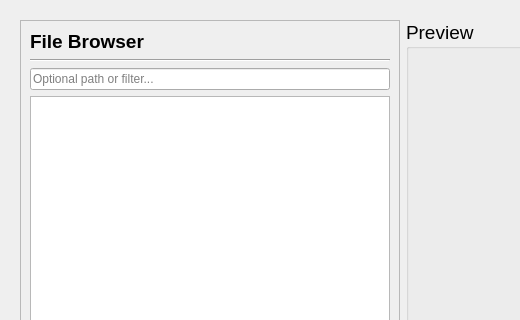
The window that progress/ui/forms/results/results.ui (sandialabs/snl-progress) describes before a commit, drawn with Qt 5; both pictures show x 0 to 520 and y 0 to 320 of the 1163 by 908 pixel window.
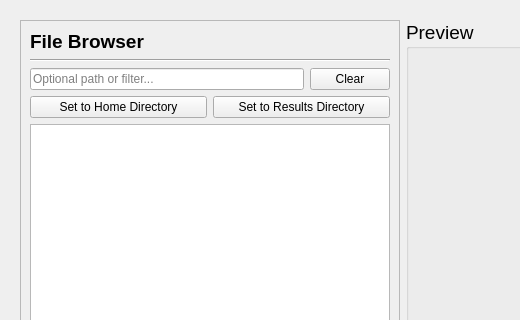
The same window after the commit.

Commit message: feat: added UI logic to both simulations and results page

Patch:
```diff
--- a/progress/ui/forms/results/results.ui
+++ b/progress/ui/forms/results/results.ui
@@ -25,6 +25,12 @@
      <layout class="QHBoxLayout" name="horizontalLayout_main">
       <item>
        <widget class="QFrame" name="frame_file_browser">
+        <property name="sizePolicy">
+         <sizepolicy hsizetype="Expanding" vsizetype="Preferred">
+          <horstretch>0</horstretch>
+          <verstretch>0</verstretch>
+         </sizepolicy>
+        </property>
         <property name="minimumSize">
          <size>
           <width>300</width>
@@ -69,10 +75,79 @@
           </widget>
          </item>
          <item>
-          <widget class="QLineEdit" name="lineEdit_path">
-           <property name="placeholderText">
-            <string>Optional path or filter...</string>
+          <widget class="QFrame" name="frame_file_path_search">
+           <property name="frameShape">
+            <enum>QFrame::NoFrame</enum>
            </property>
+           <property name="frameShadow">
+            <enum>QFrame::Plain</enum>
+           </property>
+           <layout class="QHBoxLayout" name="horizontalLayout">
+            <property name="leftMargin">
+             <number>0</number>
+            </property>
+            <property name="topMargin">
+             <number>0</number>
+            </property>
+            <property name="rightMargin">
+             <number>0</number>
+            </property>
+            <property name="bottomMargin">
+             <number>0</number>
+            </property>
+            <item>
+             <widget class="QLineEdit" name="lineEdit_path">
+              <property name="placeholderText">
+               <string>Optional path or filter...</string>
+              </property>
+             </widget>
+            </item>
+            <item>
+             <widget class="QPushButton" name="btn_clear_search">
+              <property name="text">
+               <string>Clear</string>
+              </property>
+             </widget>
+            </item>
+           </layout>
+          </widget>
+         </item>
+         <item>
+          <widget class="QFrame" name="frame_dir_options">
+           <property name="frameShape">
+            <enum>QFrame::NoFrame</enum>
+           </property>
+           <property name="frameShadow">
+            <enum>QFrame::Raised</enum>
+           </property>
+           <layout class="QHBoxLayout" name="horizontalLayout_2">
+            <property name="leftMargin">
+             <number>0</number>
+            </property>
+            <property name="topMargin">
+             <number>0</number>
+            </property>
+            <property name="rightMargin">
+             <number>0</number>
+            </property>
+            <property name="bottomMargin">
+             <number>0</number>
+            </property>
+            <item>
+             <widget class="QPushButton" name="btn_home_dir">
+              <property name="text">
+               <string>Set to Home Directory</string>
+              </property>
+             </widget>
+            </item>
+            <item>
+             <widget class="QPushButton" name="btn_results_dir">
+              <property name="text">
+               <string>Set to Results Directory</string>
+              </property>
+             </widget>
+            </item>
+           </layout>
           </widget>
          </item>
          <item>
```
The commit also changes 5 other files.
